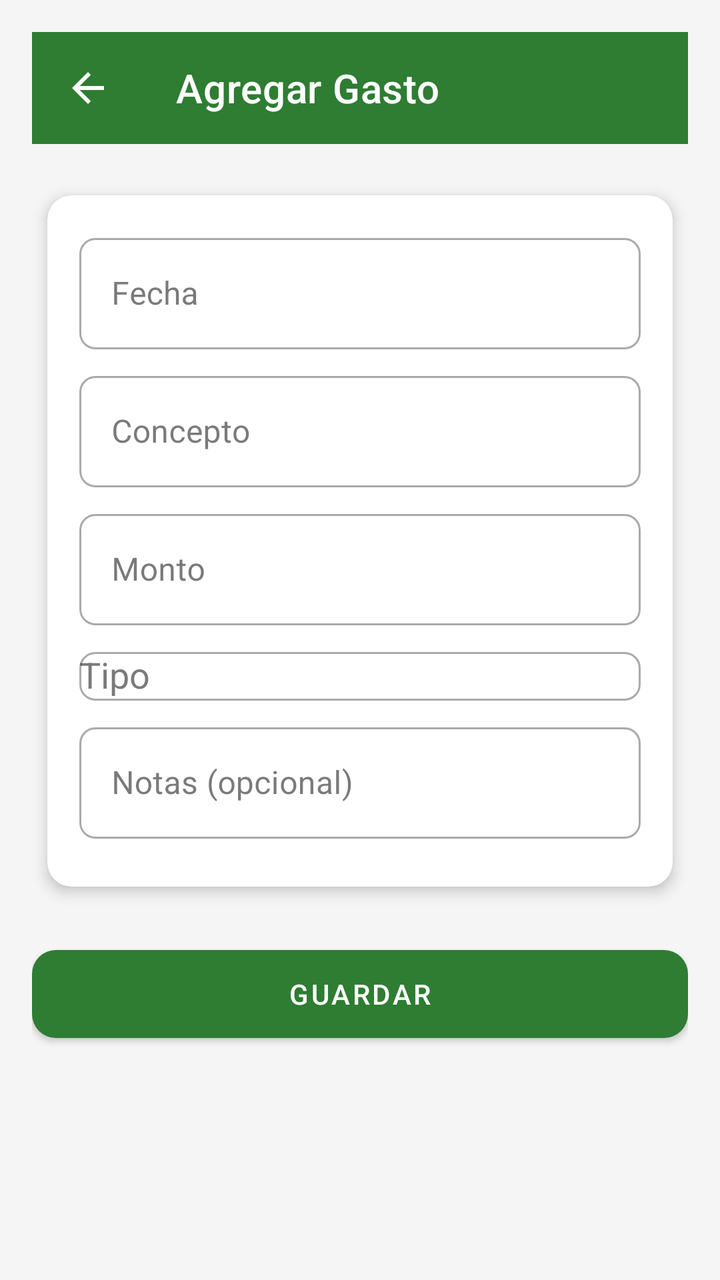
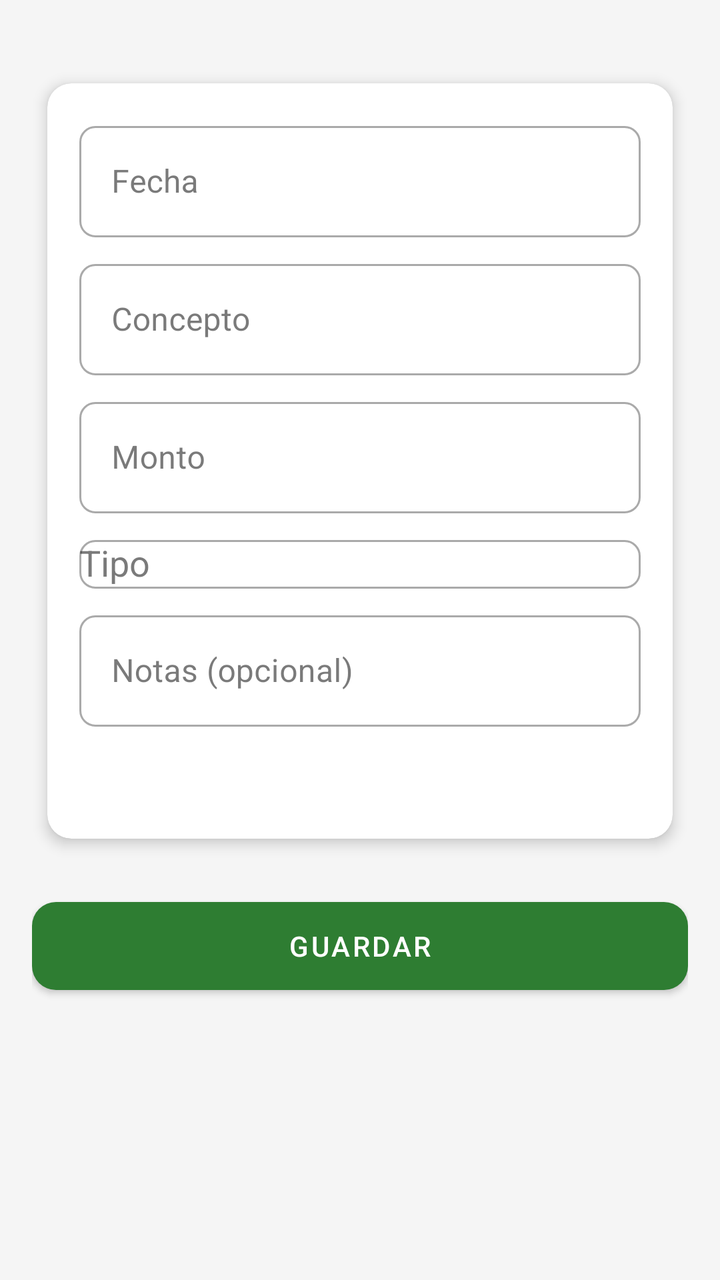

Before-and-after screenshots of an Android layout around one commit, followed by the original layout XML and the change that was made.
<!-- AndroidManifest.xml: application theme Theme.OasisCheck -->
<!-- res/layout/activity_agregar_gasto.xml -->
<?xml version="1.0" encoding="utf-8"?>
<ScrollView xmlns:android="http://schemas.android.com/apk/res/android" xmlns:app="http://schemas.android.com/apk/res-auto" android:layout_width="match_parent" android:layout_height="match_parent" android:background="@color/background">
    <LinearLayout android:layout_width="match_parent" android:layout_height="wrap_content" android:orientation="vertical" android:padding="16dp">
        <com.google.android.material.appbar.MaterialToolbar android:id="@+id/toolbar" android:layout_width="match_parent" android:layout_height="?attr/actionBarSize" android:background="@color/green_primary" app:navigationIcon="@drawable/ic_back" app:title="@string/agregar_gasto" app:titleTextColor="@color/white" app:navigationIconTint="@color/white"/>
        <androidx.cardview.widget.CardView style="@style/CardStyle" android:layout_width="match_parent" android:layout_height="wrap_content" android:layout_marginTop="16dp">
            <LinearLayout android:layout_width="match_parent" android:layout_height="wrap_content" android:orientation="vertical" android:padding="16dp">
                <com.google.android.material.textfield.TextInputLayout style="@style/InputStyle" android:layout_width="match_parent" android:layout_height="wrap_content" android:hint="@string/fecha">
                    <com.google.android.material.textfield.TextInputEditText android:id="@+id/et_fecha" android:layout_width="match_parent" android:layout_height="wrap_content" android:focusable="false" android:clickable="true"/>
                </com.google.android.material.textfield.TextInputLayout>
                <com.google.android.material.textfield.TextInputLayout style="@style/InputStyle" android:layout_width="match_parent" android:layout_height="wrap_content" android:layout_marginTop="8dp" android:hint="@string/concepto">
                    <com.google.android.material.textfield.TextInputEditText android:id="@+id/et_concepto" android:layout_width="match_parent" android:layout_height="wrap_content" android:inputType="text"/>
                </com.google.android.material.textfield.TextInputLayout>
                <com.google.android.material.textfield.TextInputLayout style="@style/InputStyle" android:layout_width="match_parent" android:layout_height="wrap_content" android:layout_marginTop="8dp" android:hint="@string/monto" app:prefixText="$">
                    <com.google.android.material.textfield.TextInputEditText android:id="@+id/et_monto" android:layout_width="match_parent" android:layout_height="wrap_content" android:inputType="numberDecimal"/>
                </com.google.android.material.textfield.TextInputLayout>
                <com.google.android.material.textfield.TextInputLayout style="@style/InputStyle" android:layout_width="match_parent" android:layout_height="wrap_content" android:layout_marginTop="8dp" android:hint="@string/tipo">
                    <AutoCompleteTextView android:id="@+id/spinner_tipo" android:layout_width="match_parent" android:layout_height="wrap_content" android:inputType="none"/>
                </com.google.android.material.textfield.TextInputLayout>
                <com.google.android.material.textfield.TextInputLayout style="@style/InputStyle" android:layout_width="match_parent" android:layout_height="wrap_content" android:layout_marginTop="8dp" android:hint="@string/notas_opcional">
                    <com.google.android.material.textfield.TextInputEditText android:id="@+id/et_notas" android:layout_width="match_parent" android:layout_height="wrap_content" android:inputType="textMultiLine"/>
                </com.google.android.material.textfield.TextInputLayout>
                <com.google.android.material.materialswitch.MaterialSwitch android:id="@+id/switch_recurrente" android:layout_width="match_parent" android:layout_height="wrap_content" android:layout_marginTop="8dp" android:text="@string/recurrente_cada_feria"/>
            </LinearLayout>
        </androidx.cardview.widget.CardView>
        <com.google.android.material.button.MaterialButton android:id="@+id/btn_guardar" android:layout_width="match_parent" android:layout_height="56dp" android:layout_marginTop="16dp" android:text="@string/guardar" app:backgroundTint="@color/green_primary" app:cornerRadius="12dp"/>
    </LinearLayout>
</ScrollView>
<!-- resources referenced by this layout -->
<resources>
  <color name="background">#F5F5F5</color>
  <color name="green_primary">#2E7D32</color>
  <color name="white">#FFFFFF</color>
  <!-- drawable ic_back (drawable) -->
  <?xml version="1.0" encoding="utf-8"?>
  <vector xmlns:android="http://schemas.android.com/apk/res/android"
      android:width="24dp"
      android:height="24dp"
      android:viewportWidth="24"
      android:viewportHeight="24"
      android:tint="?attr/colorControlNormal">
      <path
          android:fillColor="@android:color/white"
          android:pathData="M20,11H7.83l5.59,-5.59L12,4l-8,8 8,8 1.41,-1.41L7.83,13H20v-2z"/>
  </vector>
  <string name="agregar_gasto">Agregar Gasto</string>
  <string name="concepto">Concepto</string>
  <string name="fecha">Fecha</string>
  <string name="guardar">Guardar</string>
  <string name="monto">Monto</string>
  <string name="notas_opcional">Notas (opcional)</string>
  <string name="recurrente_cada_feria">Recurrente (cada feria)</string>
  <string name="tipo">Tipo</string>
  <style name="CardStyle">
          <item name="cardCornerRadius">12dp</item>
          <item name="cardElevation">4dp</item>
          <item name="cardUseCompatPadding">true</item>
      </style>
  <style name="InputStyle" parent="Widget.MaterialComponents.TextInputLayout.OutlinedBox">
          <item name="boxCornerRadiusTopStart">8dp</item>
          <item name="boxCornerRadiusTopEnd">8dp</item>
          <item name="boxCornerRadiusBottomStart">8dp</item>
          <item name="boxCornerRadiusBottomEnd">8dp</item>
      </style>
  <style name="Theme.OasisCheck" parent="Theme.MaterialComponents.DayNight.DarkActionBar">
          <item name="colorPrimary">@color/green_primary</item>
          <item name="colorPrimaryDark">@color/green_primary_dark</item>
          <item name="colorAccent">@color/green_accent</item>
          <item name="colorSecondary">@color/green_accent</item>
          <item name="colorOnSurface">@color/text_primary</item>
          <item name="android:statusBarColor">@color/green_primary_dark</item>
      </style>
  <color name="green_primary_dark">#1B5E20</color>
  <color name="green_accent">#66BB6A</color>
  <color name="text_primary">#212121</color>
</resources>

<!-- the commit's change to res/layout/activity_agregar_gasto.xml (unified diff, before → after) -->
@@ -1,7 +1,7 @@
 <?xml version="1.0" encoding="utf-8"?>
 <ScrollView xmlns:android="http://schemas.android.com/apk/res/android" xmlns:app="http://schemas.android.com/apk/res-auto" android:layout_width="match_parent" android:layout_height="match_parent" android:background="@color/background">
     <LinearLayout android:layout_width="match_parent" android:layout_height="wrap_content" android:orientation="vertical" android:padding="16dp">
-        <com.google.android.material.appbar.MaterialToolbar android:id="@+id/toolbar" android:layout_width="match_parent" android:layout_height="?attr/actionBarSize" android:background="@color/green_primary" app:navigationIcon="@drawable/ic_back" app:title="@string/agregar_gasto" app:titleTextColor="@color/white" app:navigationIconTint="@color/white"/>
+
         <androidx.cardview.widget.CardView style="@style/CardStyle" android:layout_width="match_parent" android:layout_height="wrap_content" android:layout_marginTop="16dp">
             <LinearLayout android:layout_width="match_parent" android:layout_height="wrap_content" android:orientation="vertical" android:padding="16dp">
                 <com.google.android.material.textfield.TextInputLayout style="@style/InputStyle" android:layout_width="match_parent" android:layout_height="wrap_content" android:hint="@string/fecha">
@@ -19,7 +19,7 @@
                 <com.google.android.material.textfield.TextInputLayout style="@style/InputStyle" android:layout_width="match_parent" android:layout_height="wrap_content" android:layout_marginTop="8dp" android:hint="@string/notas_opcional">
                     <com.google.android.material.textfield.TextInputEditText android:id="@+id/et_notas" android:layout_width="match_parent" android:layout_height="wrap_content" android:inputType="textMultiLine"/>
                 </com.google.android.material.textfield.TextInputLayout>
-                <com.google.android.material.materialswitch.MaterialSwitch android:id="@+id/switch_recurrente" android:layout_width="match_parent" android:layout_height="wrap_content" android:layout_marginTop="8dp" android:text="@string/recurrente_cada_feria"/>
+                <com.google.android.material.materialswitch.MaterialSwitch android:id="@+id/switch_recurrente" android:layout_width="match_parent" android:layout_height="wrap_content" android:layout_marginTop="8dp" android:textOn="" android:textOff="" app:showText="false"/>
             </LinearLayout>
         </androidx.cardview.widget.CardView>
         <com.google.android.material.button.MaterialButton android:id="@+id/btn_guardar" android:layout_width="match_parent" android:layout_height="56dp" android:layout_marginTop="16dp" android:text="@string/guardar" app:backgroundTint="@color/green_primary" app:cornerRadius="12dp"/>
<!-- resource entries referenced after the edit -->
@@ -2,26 +2,11 @@
 <resources>
   <color name="background">#F5F5F5</color>
   <color name="green_primary">#2E7D32</color>
-  <color name="white">#FFFFFF</color>
-  <!-- drawable ic_back (drawable) -->
-  <?xml version="1.0" encoding="utf-8"?>
-  <vector xmlns:android="http://schemas.android.com/apk/res/android"
-      android:width="24dp"
-      android:height="24dp"
-      android:viewportWidth="24"
-      android:viewportHeight="24"
-      android:tint="?attr/colorControlNormal">
-      <path
-          android:fillColor="@android:color/white"
-          android:pathData="M20,11H7.83l5.59,-5.59L12,4l-8,8 8,8 1.41,-1.41L7.83,13H20v-2z"/>
-  </vector>
-  <string name="agregar_gasto">Agregar Gasto</string>
   <string name="concepto">Concepto</string>
   <string name="fecha">Fecha</string>
   <string name="guardar">Guardar</string>
   <string name="monto">Monto</string>
   <string name="notas_opcional">Notas (opcional)</string>
-  <string name="recurrente_cada_feria">Recurrente (cada feria)</string>
   <string name="tipo">Tipo</string>
   <style name="CardStyle">
           <item name="cardCornerRadius">12dp</item>
@@ -34,16 +19,15 @@
           <item name="boxCornerRadiusBottomStart">8dp</item>
           <item name="boxCornerRadiusBottomEnd">8dp</item>
       </style>
-  <style name="Theme.OasisCheck" parent="Theme.MaterialComponents.DayNight.DarkActionBar">
-          <item name="colorPrimary">@color/green_primary</item>
-          <item name="colorPrimaryDark">@color/green_primary_dark</item>
-          <item name="colorAccent">@color/green_accent</item>
-          <item name="colorSecondary">@color/green_accent</item>
+  <style name="Theme.OasisCheck" parent="Theme.MaterialComponents.DayNight.NoActionBar">
+          <item name="colorPrimary">@color/purple</item>
+          <item name="colorPrimaryDark">#6A1B9A</item>
+          <item name="colorAccent">#FF4081</item>
+          <item name="colorSecondary">#FF4081</item>
           <item name="colorOnSurface">@color/text_primary</item>
-          <item name="android:statusBarColor">@color/green_primary_dark</item>
+          <item name="android:statusBarColor">#6A1B9A</item>
       </style>
-  <color name="green_primary_dark">#1B5E20</color>
-  <color name="green_accent">#66BB6A</color>
+  <color name="purple">#9C27B0</color>
   <color name="text_primary">#212121</color>
 </resources>
 
